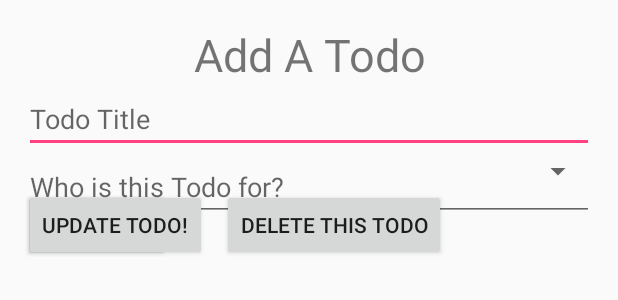
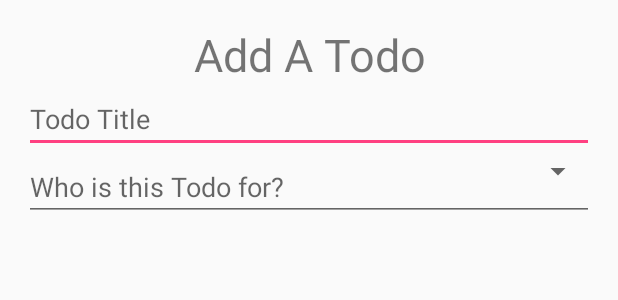
Before and after one commit to rgrambo/calendar-todo, an Android app: the layout fragment_add_todo.xml on its own in the app's theme, with its tools: preview values and no code run, on a phone screen of 412 x 824 dp. Shown: the top 300 px of the screen. Run offline under Robolectric (Android 15) with nearby library versions, the phone set to English and light mode, and no system bars.

```diff
--- a/CalendarTo-Do/app/src/main/java/layout/AddEventDialogFragment.java
+++ b/CalendarTo-Do/app/src/main/java/layout/AddEventDialogFragment.java
@@ -71,7 +71,6 @@ public class AddEventDialogFragment extends DialogFragment implements AdapterVie
                         TodoDatabase.insertCalender(getContext(), newEvent);
 
                         GridView gridView = (GridView) getActivity().findViewById(R.id.gridview);
-                        Log.wtf("WTF", gridView + "");
                         CalendarFragment.populateGrid(gridView, (TextView) getActivity().findViewById((R.id.monthTitle)), getContext(), getActivity(), offset);
                     }
                 })
--- a/CalendarTo-Do/app/src/main/res/layout/fragment_add_todo.xml
+++ b/CalendarTo-Do/app/src/main/res/layout/fragment_add_todo.xml
@@ -36,27 +36,4 @@
         android:layout_below="@id/todoTitle"
         android:visibility="visible"/>
 
-    <Button
-        android:id="@+id/recordTodo"
-        android:layout_width="wrap_content"
-        android:layout_height="wrap_content"
-        android:layout_below="@id/todoForSpinner"
-        android:text="Add Todo!"/>
-
-    <Button
-        android:id="@+id/updateTodo"
-        android:layout_width="wrap_content"
-        android:layout_height="wrap_content"
-        android:layout_below="@id/todoForSpinner"
-        android:text="Update Todo!"/>
-
-    <Button
-        android:id="@+id/deleteTodo"
-        android:layout_width="wrap_content"
-        android:layout_height="wrap_content"
-        android:layout_toRightOf="@id/updateTodo"
-        android:layout_below="@id/todoForSpinner"
-        android:layout_marginLeft="10dp"
-        android:text="Delete this todo"/>
-
 </RelativeLayout>
```
Also changed, not shown: CalendarTo-Do/app/src/main/java/edu/uw/rgrambo/calendarto_do/AddTodoFragment.java (+69 -80 lines), CalendarTo-Do/app/src/main/java/edu/uw/rgrambo/calendarto_do/CalendarDayAdapter.java (+24 -12 lines), CalendarTo-Do/app/src/main/java/layout/CalendarFragment.java (+0 -26 lines), CalendarTo-Do/app/src/main/res/layout/calendar_day.xml (+4 -10 lines).
